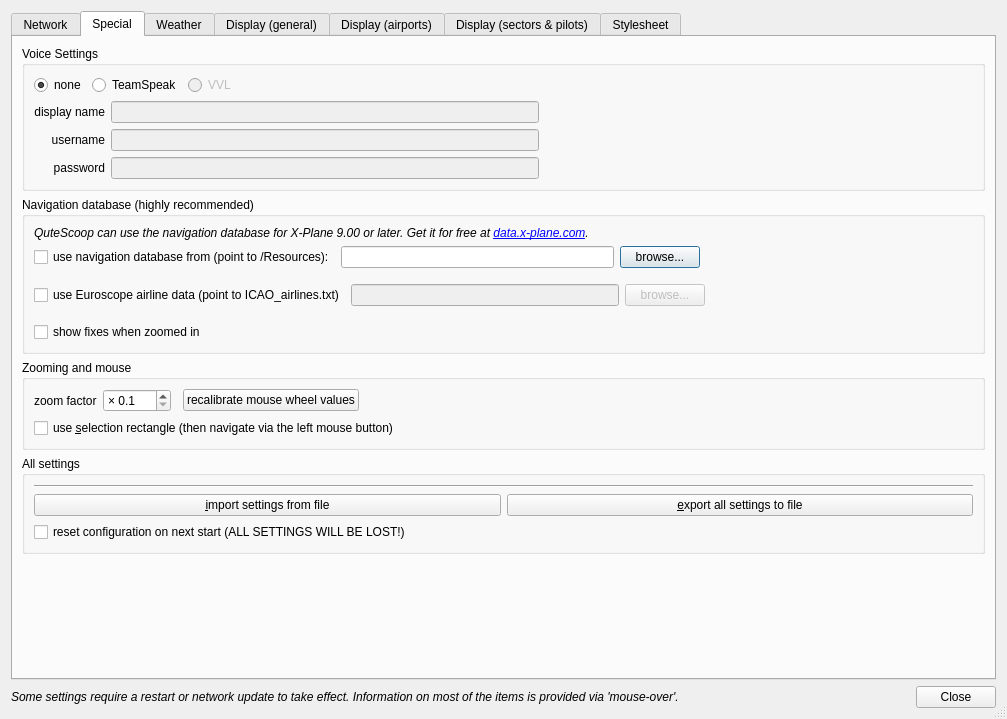
This is src/PreferencesDialog.ui in qutescoop/qutescoop as Qt 5 draws it before an edit. The edited form follows.
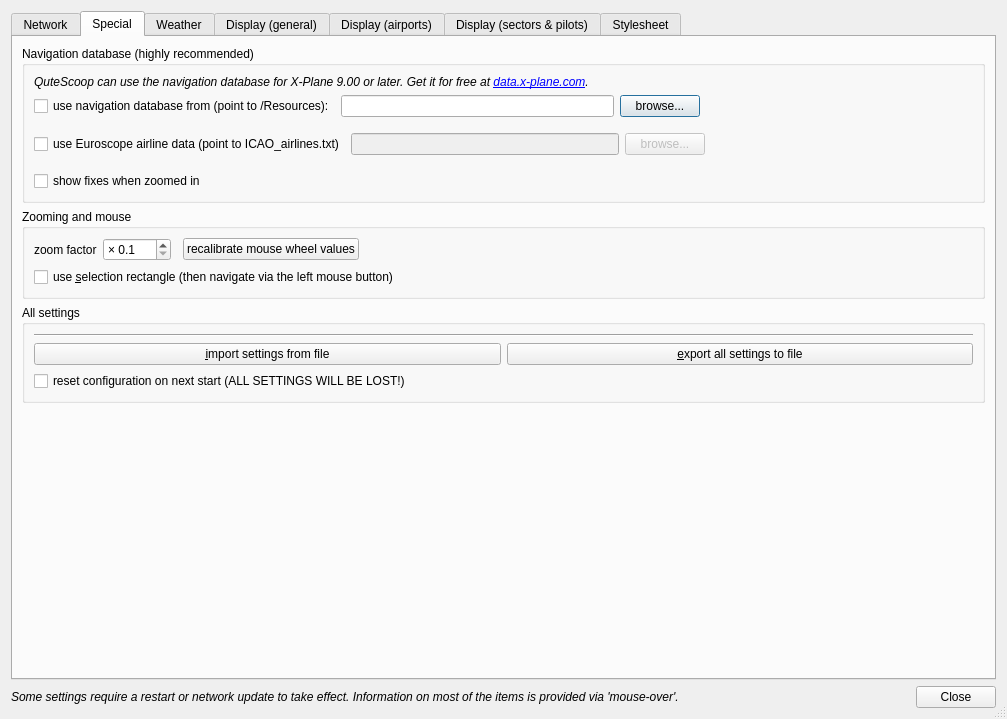
This is the edited form. The open tabs and pages were chosen to show the change. Icons and pictures are not drawn.

Commit message: [!!][TASK] remove all things legacy voice

Diff of the .ui file:
```diff
--- a/src/PreferencesDialog.ui
+++ b/src/PreferencesDialog.ui
@@ -547,167 +547,6 @@
        <string>Special</string>
       </attribute>
       <layout class="QVBoxLayout" name="verticalLayout">
-       <item>
-        <widget class="QGroupBox" name="groupBoxVoice">
-         <property name="title">
-          <string>Voice Settings</string>
-         </property>
-         <layout class="QGridLayout" name="_2">
-          <item row="0" column="0" colspan="3">
-           <layout class="QHBoxLayout" name="_3">
-            <item>
-             <widget class="QRadioButton" name="rbNone">
-              <property name="text">
-               <string>none</string>
-              </property>
-              <property name="checked">
-               <bool>true</bool>
-              </property>
-             </widget>
-            </item>
-            <item>
-             <widget class="QRadioButton" name="rbTeamSpeak">
-              <property name="text">
-               <string>TeamSpeak</string>
-              </property>
-              <property name="checked">
-               <bool>false</bool>
-              </property>
-             </widget>
-            </item>
-            <item>
-             <widget class="QRadioButton" name="rbVRC">
-              <property name="enabled">
-               <bool>false</bool>
-              </property>
-              <property name="toolTip">
-               <string>VATSIM voice not possible due to licensing problems.</string>
-              </property>
-              <property name="text">
-               <string>VVL</string>
-              </property>
-             </widget>
-            </item>
-            <item>
-             <spacer>
-              <property name="orientation">
-               <enum>Qt::Horizontal</enum>
-              </property>
-              <property name="sizeHint" stdset="0">
-               <size>
-                <width>40</width>
-                <height>20</height>
-               </size>
-              </property>
-             </spacer>
-            </item>
-           </layout>
-          </item>
-          <item row="1" column="0">
-           <widget class="QLabel" name="label_44">
-            <property name="text">
-             <string>display name</string>
-            </property>
-            <property name="alignment">
-             <set>Qt::AlignRight|Qt::AlignTrailing|Qt::AlignVCenter</set>
-            </property>
-            <property name="buddy">
-             <cstring>editVoiceCallsign</cstring>
-            </property>
-           </widget>
-          </item>
-          <item row="1" column="1">
-           <widget class="QLineEdit" name="editVoiceCallsign">
-            <property name="enabled">
-             <bool>false</bool>
-            </property>
-           </widget>
-          </item>
-          <item row="2" column="0">
-           <widget class="QLabel" name="label_45">
-            <property name="text">
-             <string>username</string>
-            </property>
-            <property name="alignment">
-             <set>Qt::AlignRight|Qt::AlignTrailing|Qt::AlignVCenter</set>
-            </property>
-            <property name="buddy">
-             <cstring>editVoiceUser</cstring>
-            </property>
-           </widget>
-          </item>
-          <item row="2" column="1">
-           <widget class="QLineEdit" name="editVoiceUser">
-            <property name="enabled">
-             <bool>false</bool>
-            </property>
-           </widget>
-          </item>
-          <item row="3" column="0">
-           <widget class="QLabel" name="label_46">
-            <property name="text">
-             <string>password</string>
-            </property>
-            <property name="alignment">
-             <set>Qt::AlignRight|Qt::AlignTrailing|Qt::AlignVCenter</set>
-            </property>
-            <property name="buddy">
-             <cstring>editVoicePassword</cstring>
-            </property>
-           </widget>
-          </item>
-          <item row="3" column="1">
-           <widget class="QLineEdit" name="editVoicePassword">
-            <property name="enabled">
-             <bool>false</bool>
-            </property>
-            <property name="echoMode">
-             <enum>QLineEdit::Password</enum>
-            </property>
-           </widget>
-          </item>
-          <item row="2" column="2">
-           <spacer>
-            <property name="orientation">
-             <enum>Qt::Horizontal</enum>
-            </property>
-            <property name="sizeHint" stdset="0">
-             <size>
-              <width>40</width>
-              <height>20</height>
-             </size>
-            </property>
-           </spacer>
-          </item>
-          <item row="1" column="2">
-           <spacer>
-            <property name="orientation">
-             <enum>Qt::Horizontal</enum>
-            </property>
-            <property name="sizeHint" stdset="0">
-             <size>
-              <width>40</width>
-              <height>20</height>
-             </size>
-            </property>
-           </spacer>
-          </item>
-          <item row="3" column="2">
-           <spacer>
-            <property name="orientation">
-             <enum>Qt::Horizontal</enum>
-            </property>
-            <property name="sizeHint" stdset="0">
-             <size>
-              <width>40</width>
-              <height>20</height>
-             </size>
-            </property>
-           </spacer>
-          </item>
-         </layout>
-        </widget>
-       </item>
        <item>
         <widget class="QGroupBox" name="groupBoxDatabase">
          <property name="title">
```
Left out of the diff: 110 changed lines with no effect on the pictures. The commit also changes 16 other files.
